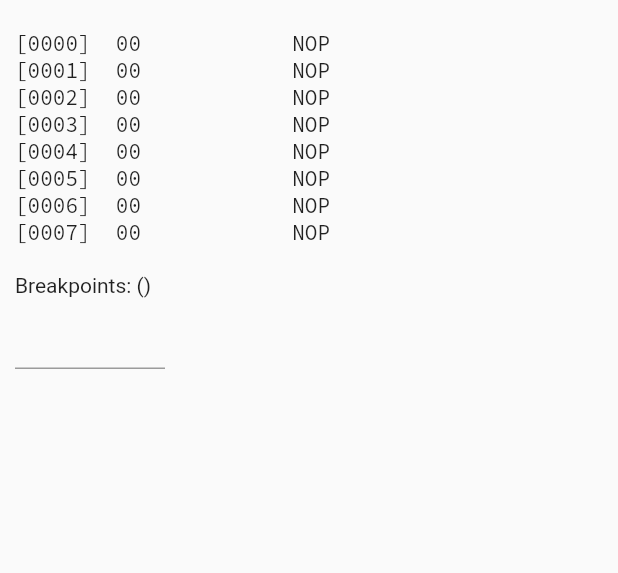
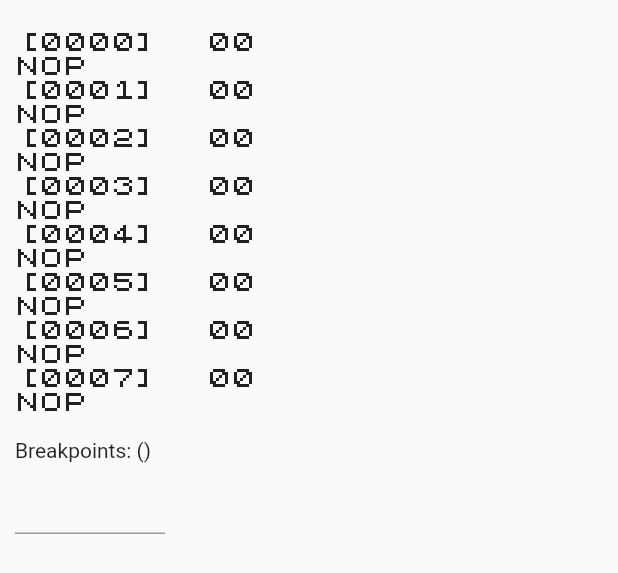
Before and after one commit to timsneath/cambridge, a Flutter app: the DisassemblyView widget shown alone on an empty page, opened directly, on a phone screen of 412 x 824 dp. Shown: the top 573 px of the screen. Run offline on Flutter 3.47's test engine with Material 2 defaults, Android fonts, the phone set to English and light mode, and no system bars.

Commit message:
Remove Google Fonts for null safety

```diff
--- a/lib/disassembly.dart
+++ b/lib/disassembly.dart
@@ -1,5 +1,4 @@
 import 'package:flutter/material.dart';
-import 'package:google_fonts/google_fonts.dart';
 
 import 'core/disassembler.dart';
 import 'core/utility.dart';
@@ -19,13 +18,11 @@ class _DisassemblyViewState extends State<DisassemblyView> {
         crossAxisAlignment: CrossAxisAlignment.start,
         children: <Widget>[
           Text(
-            // Ugly -- needs sorting out, obviously
-            Disassembler.disassembleMultipleInstructions(
-                memory.memory.sublist(z80.pc, z80.pc + (4 * 8)), 8, z80.pc),
-            textAlign: TextAlign.left,
-            softWrap: true,
-            style: GoogleFonts.sourceCodePro(),
-          ),
+              Disassembler.disassembleMultipleInstructions(
+                  memory.memory.sublist(z80.pc, z80.pc + (4 * 8)), 8, z80.pc),
+              textAlign: TextAlign.left,
+              softWrap: true,
+              style: const TextStyle(fontFamily: 'ZX Spectrum')),
           Text('Breakpoints: ${breakpoints.map(toHex32)}'),
           Row(
             children: <Widget>[
```
Also changed, not shown: pubspec.yaml (+5 -6 lines), assets/zx-spectrum.ttf (added), pubspec.lock, 4 other files.
